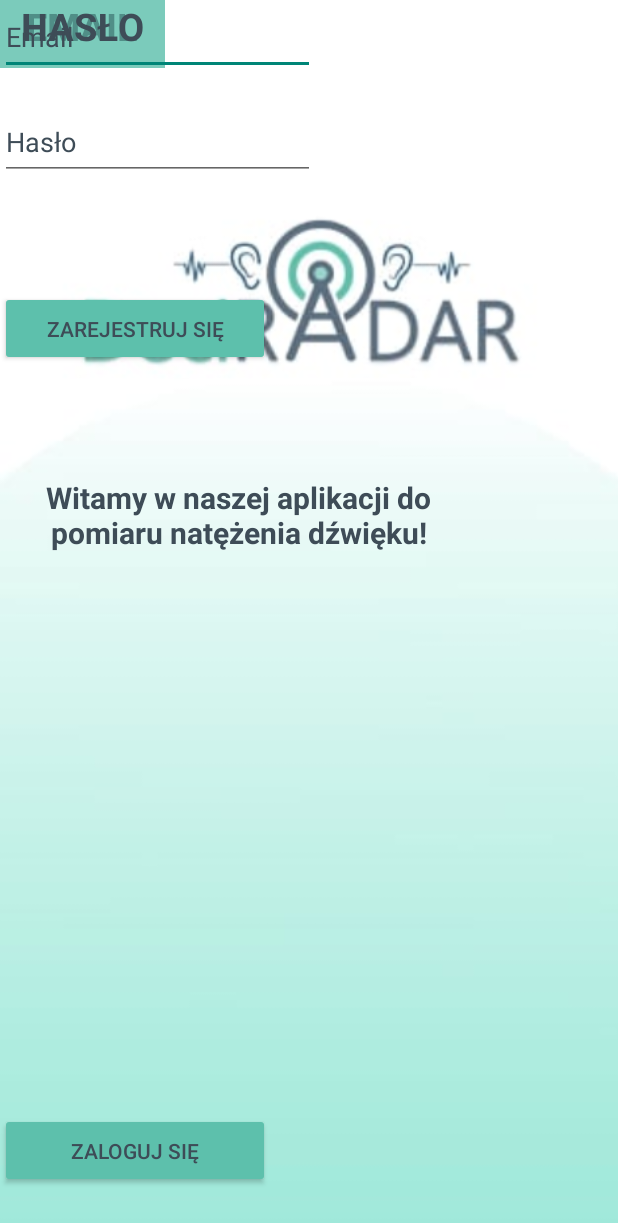
After one commit to OliwiaZielinska/DeciRADAR, an Android app built with Jetpack Compose: the layout activity_main.xml on its own in the app's theme, with its tools: preview values and no code run, on a phone screen of 412 x 824 dp. The commit adds this screen. Shown: the top 1223 px of the screen. Run offline under Robolectric (Android 15) with nearby library versions, the phone set to English and light mode, and no system bars.

Commit message:
add first activity layout and class

```diff
--- a/app/build.gradle.kts
+++ b/app/build.gradle.kts
@@ -59,6 +59,8 @@ dependencies {
     implementation(libs.androidx.ui.graphics)
     implementation(libs.androidx.ui.tooling.preview)
     implementation(libs.androidx.material3)
+    implementation(libs.androidx.constraintlayout)
+    implementation(libs.androidx.appcompat)
     testImplementation(libs.junit)
     androidTestImplementation(libs.androidx.junit)
     androidTestImplementation(libs.androidx.espresso.core)
--- a/app/src/main/java/com/example/deciradar/MainActivity.kt
+++ b/app/src/main/java/com/example/deciradar/MainActivity.kt
@@ -1,46 +1,36 @@
 package com.example.deciradar
 
 import android.os.Bundle
-import androidx.activity.ComponentActivity
-import androidx.activity.compose.setContent
-import androidx.compose.foundation.layout.fillMaxSize
-import androidx.compose.material3.MaterialTheme
-import androidx.compose.material3.Surface
-import androidx.compose.material3.Text
-import androidx.compose.runtime.Composable
-import androidx.compose.ui.Modifier
-import androidx.compose.ui.tooling.preview.Preview
-import com.example.deciradar.ui.theme.DeciRADARTheme
-
-class MainActivity : ComponentActivity() {
+import android.widget.Button
+import android.widget.Toast
+import androidx.appcompat.app.AppCompatActivity
+/**
+ * Main activity of the application, responsible for handling user interactions
+ * on the login and sign-up buttons.
+ */
+class ActivityMain : AppCompatActivity() {
+    private lateinit var logInButtonEnd: Button
+    private lateinit var signUpButton1: Button
+    /**
+     * Called when the activity is first created. It initializes the UI components
+     * and sets click listeners for the buttons.
+     *
+     * @param savedInstanceState If the activity is being re-initialized after
+     * previously being shut down, this contains the most recent data.
+     */
     override fun onCreate(savedInstanceState: Bundle?) {
         super.onCreate(savedInstanceState)
-        setContent {
-            DeciRADARTheme {
-                // A surface container using the 'background' color from the theme
-                Surface(
-                    modifier = Modifier.fillMaxSize(),
-                    color = MaterialTheme.colorScheme.background
-                ) {
-                    Greeting("Android")
-                }
-            }
+        setContentView(R.layout.activity_main)
+
+        logInButtonEnd = findViewById(R.id.logInButtonEnd)
+        signUpButton1 = findViewById(R.id.signUpButton1)
+
+        signUpButton1.setOnClickListener {
+            Toast.makeText(this, "Kliknięto ZAREJESTRUJ SIĘ", Toast.LENGTH_SHORT).show()
+        }
+
+        logInButtonEnd.setOnClickListener {
+            Toast.makeText(this, "Kliknięto ZALOGUJ SIĘ", Toast.LENGTH_SHORT).show()
         }
     }
 }
-
-@Composable
-fun Greeting(name: String, modifier: Modifier = Modifier) {
-    Text(
-        text = "Hello $name!",
-        modifier = modifier
-    )
-}
-
-@Preview(showBackground = true)
-@Composable
-fun GreetingPreview() {
-    DeciRADARTheme {
-        Greeting("Android")
-    }
-}
--- /dev/null
+++ b/app/src/main/res/layout/activity_main.xml
@@ -0,0 +1,117 @@
+<?xml version="1.0" encoding="utf-8"?>
+<androidx.constraintlayout.widget.ConstraintLayout xmlns:android="http://schemas.android.com/apk/res/android"
+    xmlns:app="http://schemas.android.com/apk/res-auto"
+    xmlns:tools="http://schemas.android.com/tools"
+    android:layout_width="match_parent"
+    android:layout_height="match_parent"
+    android:background="@drawable/layout_1"
+    tools:context=".ActivityMain">
+
+
+    <Button
+        android:id="@+id/logInButtonEnd"
+        android:layout_width="180dp"
+        android:layout_height="50dp"
+        android:layout_marginTop="37dp"
+        android:layout_marginBottom="32dp"
+        android:backgroundTint="#5DC0AC"
+        android:text="ZALOGUJ SIĘ"
+        android:textColor="#3E4C57"
+        app:layout_constraintBottom_toBottomOf="parent"
+        app:layout_constraintTop_toBottomOf="@+id/signUpButton1"
+        app:layout_constraintVertical_bias="1.0"
+        tools:layout_editor_absoluteX="115dp" />
+
+    <Button
+        android:id="@+id/signUpButton1"
+        android:layout_width="180dp"
+        android:layout_height="50dp"
+        android:layout_marginTop="124dp"
+        android:backgroundTint="#5DC0AC"
+        android:text="ZAREJESTRUJ SIĘ"
+        android:textColor="#3E4C57"
+        app:layout_constraintBottom_toBottomOf="parent"
+        app:layout_constraintTop_toTopOf="@+id/LoginPasswordInput"
+        app:layout_constraintVertical_bias="0.0"
+        tools:layout_editor_absoluteX="115dp" />
+
+    <TextView
+        android:id="@+id/LayoutTextLogin2"
+        android:layout_width="317dp"
+        android:layout_height="59dp"
+        android:text="Witamy w naszej aplikacji do pomiaru natężenia dźwięku!"
+        android:textAlignment="center"
+        android:textColor="#3E4C57"
+        android:textColorLink="#3E4C57"
+        android:textSize="20sp"
+        android:textStyle="bold"
+        app:layout_constraintBottom_toBottomOf="parent"
+        app:layout_constraintTop_toTopOf="parent"
+        app:layout_constraintVertical_bias="0.416"
+        tools:layout_editor_absoluteX="47dp" />
+
+    <TextView
+        android:id="@+id/loginEmailText"
+        android:layout_width="110dp"
+        android:layout_height="45dp"
+        android:autoText="false"
+        android:background="#925DC0AC"
+        android:text="EMAIL"
+        android:textAlignment="center"
+        android:textColor="#3E4C57"
+        android:textColorHint="#3E4C57"
+        android:textColorLink="#3E4C57"
+        android:textSize="25sp"
+        android:textStyle="bold"
+        tools:layout_editor_absoluteX="36dp"
+        tools:layout_editor_absoluteY="369dp" />
+
+    <TextView
+        android:id="@+id/LoginPasswordText"
+        android:layout_width="110dp"
+        android:layout_height="45dp"
+        android:background="#915DC0AC"
+        android:text="HASŁO"
+        android:textAlignment="center"
+        android:textColor="#3E4C57"
+        android:textColorHint="#3E4C57"
+        android:textColorLink="#3E4C57"
+        android:textSize="25sp"
+        android:textStyle="bold"
+        tools:layout_editor_absoluteX="36dp"
+        tools:layout_editor_absoluteY="439dp" />
+
+    <EditText
+        android:id="@+id/LoginEmailInput"
+        android:layout_width="210dp"
+        android:layout_height="50dp"
+        android:fontFamily="sans-serif"
+        android:hint="Email"
+        android:lineSpacingExtra="10sp"
+        android:textColor="#3E4C57"
+        android:textColorHint="#3E4C57"
+        android:textColorLink="#3E4C57"
+        tools:ignore="MissingConstraints"
+        tools:layout_editor_absoluteX="154dp"
+        tools:layout_editor_absoluteY="369dp" />
+
+    <EditText
+        android:id="@+id/LoginPasswordInput"
+        android:layout_width="210dp"
+        android:layout_height="50dp"
+        android:layout_marginTop="20dp"
+        android:ems="10"
+        android:fontFamily="sans-serif"
+        android:hint="Hasło"
+        android:inputType="textPassword"
+        android:lineSpacingExtra="10sp"
+        android:textColor="#3E4C57"
+        android:textColorHint="#3E4C57"
+        android:textColorLink="#3E4C57"
+        app:layout_constraintBottom_toBottomOf="parent"
+        app:layout_constraintTop_toBottomOf="@+id/LoginEmailInput"
+        app:layout_constraintVertical_bias="0.0"
+        tools:layout_editor_absoluteX="154dp" />
+
+
+</androidx.constraintlayout.widget.ConstraintLayout>
--- a/gradle/libs.versions.toml
+++ b/gradle/libs.versions.toml
@@ -8,6 +8,8 @@ espressoCore = "3.6.1"
 lifecycleRuntimeKtx = "2.8.7"
 activityCompose = "1.9.3"
 composeBom = "2023.08.00"
+constraintlayout = "2.2.1"
+appcompat = "1.7.0"
 
 [libraries]
 androidx-core-ktx = { group = "androidx.core", name = "core-ktx", version.ref = "coreKtx" }
@@ -24,6 +26,8 @@ androidx-ui-tooling-preview = { group = "androidx.compose.ui", name = "ui-toolin
 androidx-ui-test-manifest = { group = "androidx.compose.ui", name = "ui-test-manifest" }
 androidx-ui-test-junit4 = { group = "androidx.compose.ui", name = "ui-test-junit4" }
 androidx-material3 = { group = "androidx.compose.material3", name = "material3" }
+androidx-constraintlayout = { group = "androidx.constraintlayout", name = "constraintlayout", version.ref = "constraintlayout" }
+androidx-appcompat = { group = "androidx.appcompat", name = "appcompat", version.ref = "appcompat" }
 
 [plugins]
 androidApplication = { id = "com.android.application", version.ref = "agp" }
```
Also changed, not shown: app/src/main/res/drawable/layout_1.jpg (added), app/src/main/res/drawable/layout_2.jpg (added).
